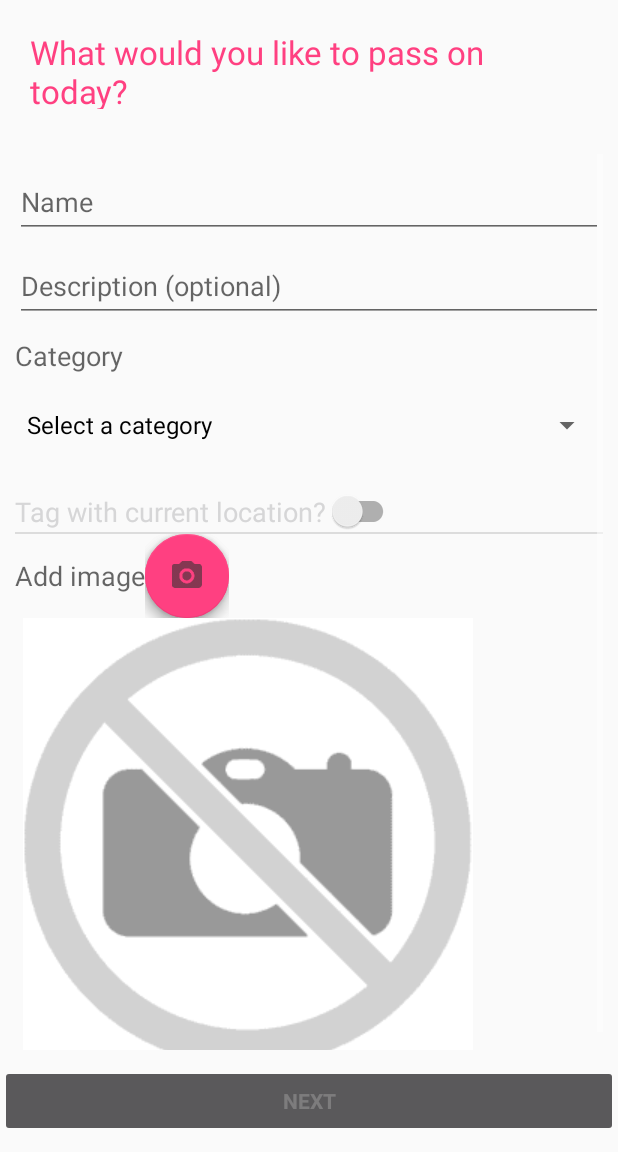
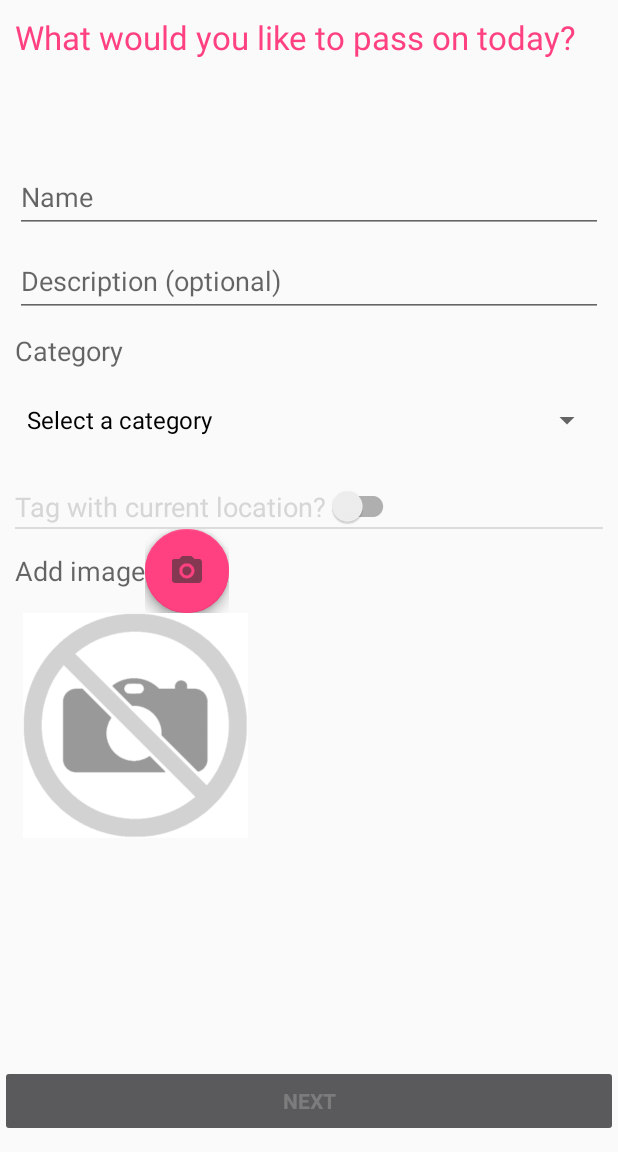
Before and after one commit to naltoyanUT/passiton, an Android app: the CreateOfferActivity screen opened directly, with no data from a screen before it, on a phone screen of 412 x 824 dp, the part 84-1236 px from its top. Run offline under Robolectric (Android 15) with nearby library versions, the phone set to English and light mode, and no system bars; libraries missing offline, so code that uses them is left out: com.getbase.floatingactionbutton; plain views replace FloatingActionButton, FloatingActionsMenu; 4 statements that could not run were skipped.

Commit message:
enhancements
fix swipe, disable want button

```diff
--- a/app/src/main/java/com/mycompany/passiton/ItemDetailFragment.java
+++ b/app/src/main/java/com/mycompany/passiton/ItemDetailFragment.java
@@ -65,7 +65,8 @@ public class ItemDetailFragment extends Fragment {
         ((TextView) rootView.findViewById(R.id.item_detail_owner)).setText(getArguments().getString("owner"));
         ((TextView) rootView.findViewById(R.id.item_detail_date)).setText(getArguments().getString("date"));
         ((TextView) rootView.findViewById(R.id.item_detail_description)).setText(getArguments().getString("description"));
-
+        if(getArguments().getBoolean("disable"))
+            rootView.findViewById(R.id.want_button).setVisibility(View.GONE);
 
         Button wantButton = (Button) rootView.findViewById(R.id.want_button);
         wantButton.setOnClickListener(new View.OnClickListener() {
--- a/app/src/main/java/com/mycompany/passiton/SigninActivity.java
+++ b/app/src/main/java/com/mycompany/passiton/SigninActivity.java
@@ -95,6 +95,7 @@ public class SigninActivity extends Activity {
                         // Application code
                         Log.v(TAG, response.toString());
                         friends = new ArrayList<Friend>(); //reset
+                        if(object == null) return;
                         for (int i = 0, size = object.length(); i < size; i++) {
                             JSONObject friend = null;
                             try {
@@ -141,6 +142,7 @@ public class SigninActivity extends Activity {
                     new GraphRequest.Callback() {
                         public void onCompleted(GraphResponse response) {
                             JSONObject json = response.getJSONObject();
+                            if(json == null) return;
                             try {
                                 name = json.getString("name");
                                 email = json.getString("email");
--- a/app/src/main/res/layout/activity_create_offer.xml
+++ b/app/src/main/res/layout/activity_create_offer.xml
@@ -26,7 +26,7 @@
         android:id="@+id/initMsg"
         android:layout_weight=".2"
         android:textColor="@color/colorAccent"
-        android:padding="20dp" />
+        android:padding="10dp" />
 
     <ScrollView android:id="@+id/new_form" android:layout_width="match_parent"
         android:layout_height="wrap_content"
@@ -181,7 +181,10 @@
             android:visibility="visible"
             android:layout_marginLeft="5dp"
                 android:src="@drawable/no_photo"
-                android:scaleType="fitCenter" />
+                android:scaleType="centerInside"
+                android:cropToPadding="false"
+                android:maxHeight="150dp"
+                android:maxWidth="150dp" />
 
 
         </LinearLayout>
--- a/app/src/main/res/layout/fragment_item_detail.xml
+++ b/app/src/main/res/layout/fragment_item_detail.xml
@@ -13,7 +13,8 @@
         android:layout_width="wrap_content"
         android:layout_height="wrap_content"
         android:layout_marginTop="20dp"
-        android:layout_marginBottom="20dp" />
+        android:layout_marginBottom="20dp"
+        android:layout_weight=".3" />
 
 
 
--- a/app/src/main/res/layout/listrow_group.xml
+++ b/app/src/main/res/layout/listrow_group.xml
@@ -4,10 +4,10 @@
     android:layout_width="wrap_content"
     android:layout_height="?android:attr/listPreferredItemHeight"
     android:layout_marginLeft="8dp"
-    android:drawableRight="@mipmap/ic_launcher"
     android:gravity="left"
     android:paddingLeft="32dp"
     android:paddingTop="8dp"
     android:text="Test"
     android:textStyle="bold"
     android:textAppearance="?android:attr/textAppearanceLarge"/>
+    <!--android:drawableRight="@mipmap/ic_launcher"-->
```
Also changed, not shown: app/src/main/java/com/mycompany/passiton/ExpandableListAdapter.java (+9 -5 lines), app/src/main/java/com/mycompany/passiton/ItemDetailActivity.java (+7 -3 lines), app/src/main/res/layout/activity_select_friends.xml (+13 -5 lines), app/src/main/res/layout/listrow_details.xml (+6 -6 lines).
